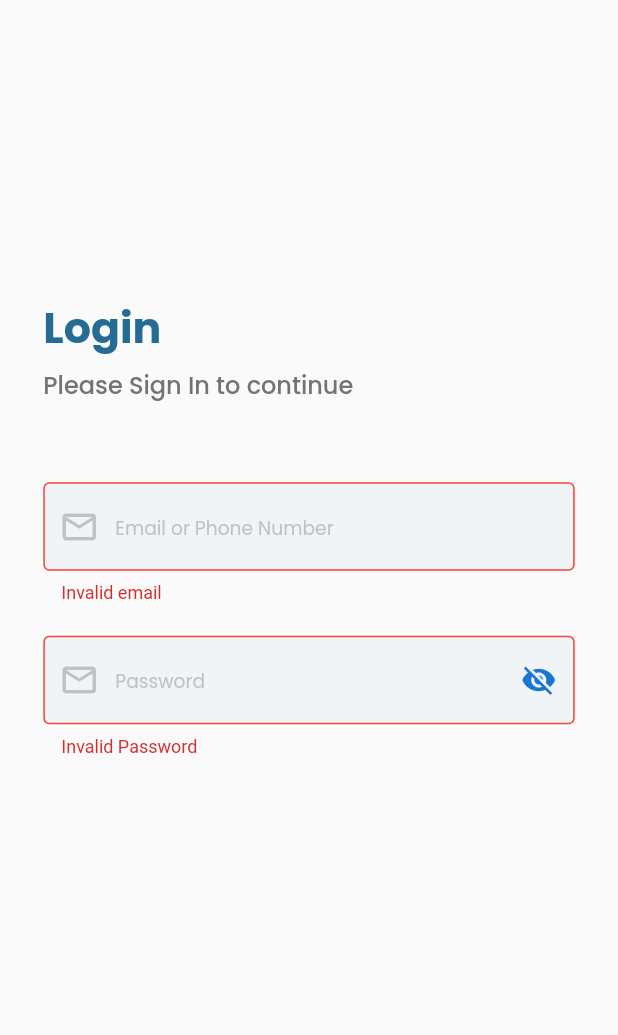
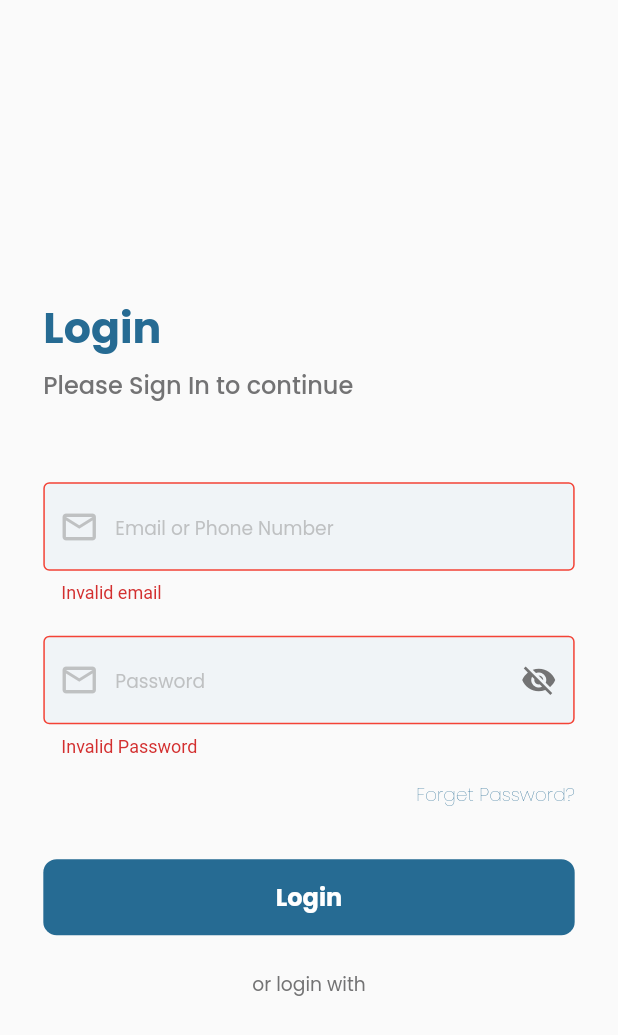
Before and after one commit to Hurair17/zia, a Flutter app: the screen it shows after launch, on a phone screen of 412 x 824 dp. Shown: the top 1035 px of the screen. Run offline on Flutter 3.47's test engine with Material 2 defaults, Android fonts, the light colour scheme and no system bars; our stand-ins replace flutter_screenutil, flutter_svg, get, get_it.

Commit message:
login screen model created

```diff
--- a/lib/core/constant/color.dart
+++ b/lib/core/constant/color.dart
@@ -1,4 +1,4 @@
 import 'package:flutter/material.dart';
 
-const Color primaryColor = Color(0xFF266B93);
-const Color secondaryColor = Color(0xFF737374);
+const Color kprimaryColor = Color(0xFF266B93);
+const Color ksecondaryColor = Color(0xFF737374);
--- /dev/null
+++ b/lib/core/models/auth_model/login_model.dart
@@ -0,0 +1,5 @@
+class LogInModel {
+  String? email;
+  String? password;
+  LogInModel({this.email, this.password});
+}
--- a/lib/ui/custom_widget/password_txt_form_field.dart
+++ b/lib/ui/custom_widget/password_txt_form_field.dart
@@ -1,5 +1,6 @@
 import 'package:flutter/material.dart';
 import 'package:flutter_screenutil/flutter_screenutil.dart';
+import 'package:recrutment_help_app/core/constant/color.dart';
 
 // ignore: must_be_immutable
 class PassTxtFormField extends StatefulWidget {
@@ -62,7 +63,7 @@ class _PassTxtFormFieldState extends State<PassTxtFormField> {
           icon: Icon(
             // Based on passwordVisible state choose the icon
             passwordVisible ? Icons.visibility : Icons.visibility_off,
-            color: Theme.of(context).primaryColorDark,
+            color: ksecondaryColor,
           ),
           onPressed: () {
             // Update the state i.e. toogle the state of passwordVisible variable
--- /dev/null
+++ b/lib/ui/onboarding_screen/onboarding_screen1.dart
@@ -0,0 +1,12 @@
+import 'package:flutter/material.dart';
+
+class OnboardingScreen extends StatelessWidget {
+  const OnboardingScreen({Key? key}) : super(key: key);
+
+  @override
+  Widget build(BuildContext context) {
+    return Scaffold(
+      body: Text('Screen 1'),
+    );
+  }
+}
--- a/lib/ui/screens/login_screen/login.dart
+++ b/lib/ui/screens/login_screen/login.dart
@@ -1,6 +1,8 @@
+// ignore_for_file: public_member_api_docs, sort_constructors_first
 import 'package:flutter/material.dart';
 import 'package:flutter_screenutil/flutter_screenutil.dart';
 import 'package:provider/provider.dart';
+
 import 'package:recrutment_help_app/core/constant/color.dart';
 import 'package:recrutment_help_app/ui/screens/login_screen/login_view_model.dart';
 
@@ -36,7 +38,7 @@ class LoginScreen extends StatelessWidget {
                       Text(
                         'Login',
                         style: TextStyle(
-                          color: primaryColor,
+                          color: kprimaryColor,
                           fontFamily: 'Poppins',
                           fontSize: 32.sp,
                           fontWeight: FontWeight.bold,
@@ -48,7 +50,7 @@ class LoginScreen extends StatelessWidget {
                       Text(
                         'Please Sign In to continue',
                         style: TextStyle(
-                          color: secondaryColor,
+                          color: ksecondaryColor,
                           fontSize: 18.sp,
                           fontFamily: 'Poppins',
                           fontWeight: FontWeight.w500,
@@ -72,7 +74,66 @@ class LoginScreen extends StatelessWidget {
                         errorText: 'Invalid Password',
                         prefixicon: Icons.email_outlined,
                         keyboardType: TextInputType.emailAddress,
+                        validation: value.passwordValidation,
                       ),
+                      SizedBox(
+                        height: 17.h,
+                      ),
+                      Align(
+                        alignment: Alignment.centerRight,
+                        child: Text(
+                          'Forget Password?',
+                          style: TextStyle(
+                            color: kprimaryColor,
+                            fontFamily: 'Poppins',
+                            fontSize: 14.sp,
+                            fontWeight: FontWeight.w100,
+                          ),
+                        ),
+                      ),
+                      SizedBox(
+                        height: 38.h,
+                      ),
+                      ElevatedButton(
+                        onPressed: () {
+                          if (formKey.currentState!.validate()) {
+                            value.logInModel.email = value.logInModel.email;
+                            value.logInModel.password =
+                                value.logInModel.password;
+                          }
+                        },
+                        style: ElevatedButton.styleFrom(
+                          primary: kprimaryColor,
+                          onPrimary: Colors.white,
+                          elevation: 0,
+                          shape: RoundedRectangleBorder(
+                              borderRadius: BorderRadius.circular(10.r)),
+                          minimumSize: Size(369.w, 57.h),
+                          alignment: Alignment.center,
+                        ),
+                        child: Text(
+                          'Login',
+                          style: TextStyle(
+                            color: Colors.white,
+                            fontFamily: 'Poppins',
+                            fontSize: 18.sp,
+                            fontWeight: FontWeight.w700,
+                          ),
+                        ),
+                      ),
+                      SizedBox(
+                        height: 26.h,
+                      ),
+                      Align(
+                        alignment: Alignment.center,
+                        child: Text(
+                          'or login with',
+                          style: TextStyle(
+                              fontFamily: 'Poppins',
+                              fontSize: 14.sp,
+                              color: ksecondaryColor),
+                        ),
+                      )
                     ],
                   ),
                 )
@@ -94,13 +155,13 @@ class TxtFormField extends StatelessWidget {
   final Function(String)? onChanged;
 
   TxtFormField({
+    Key? key,
+    this.hintText,
     this.errorText,
     this.keyboardType,
-    this.hintText,
-    this.onChanged,
     this.prefixicon,
     this.validation,
-    Key? key,
+    this.onChanged,
   }) : super(key: key);
 
   @override
--- a/lib/ui/screens/login_screen/login_view_model.dart
+++ b/lib/ui/screens/login_screen/login_view_model.dart
@@ -1,6 +1,8 @@
 import 'package:flutter/material.dart';
+import 'package:recrutment_help_app/core/models/auth_model/login_model.dart';
 
 class LoginViewModel extends ChangeNotifier {
+  LogInModel logInModel = LogInModel();
   String? emailValidation(String? value) {
     if (value!.isEmpty) {
       return 'Please Enter Your Name';
```
Also changed, not shown: assets/auth_screen_design.svg (added).
